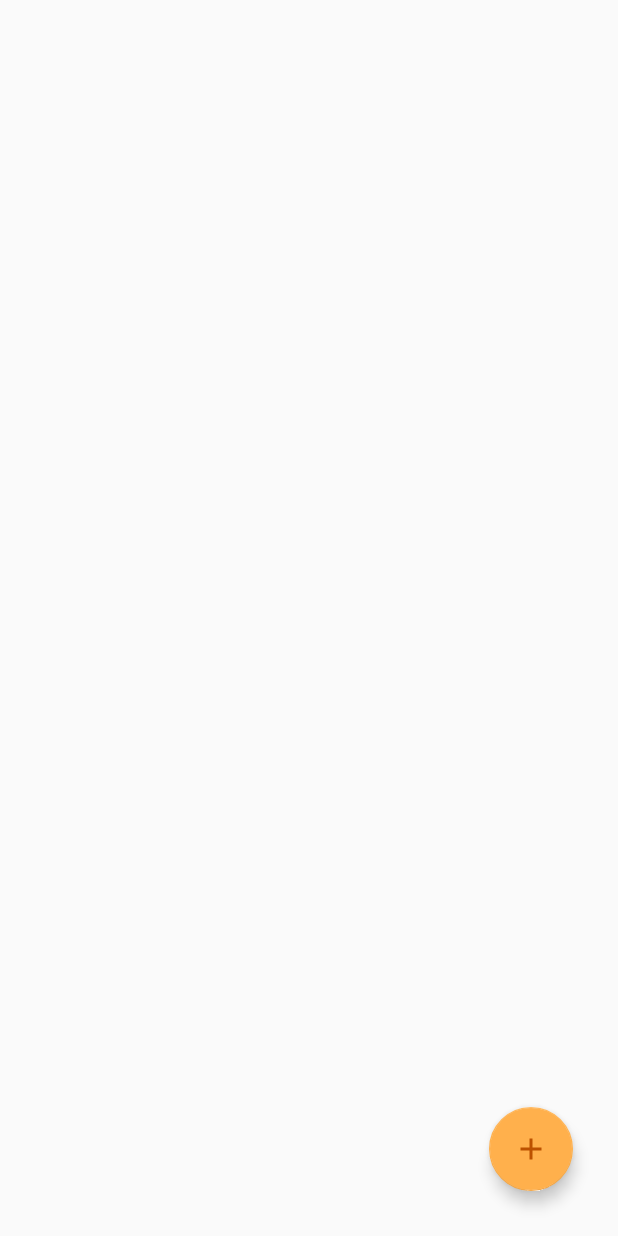
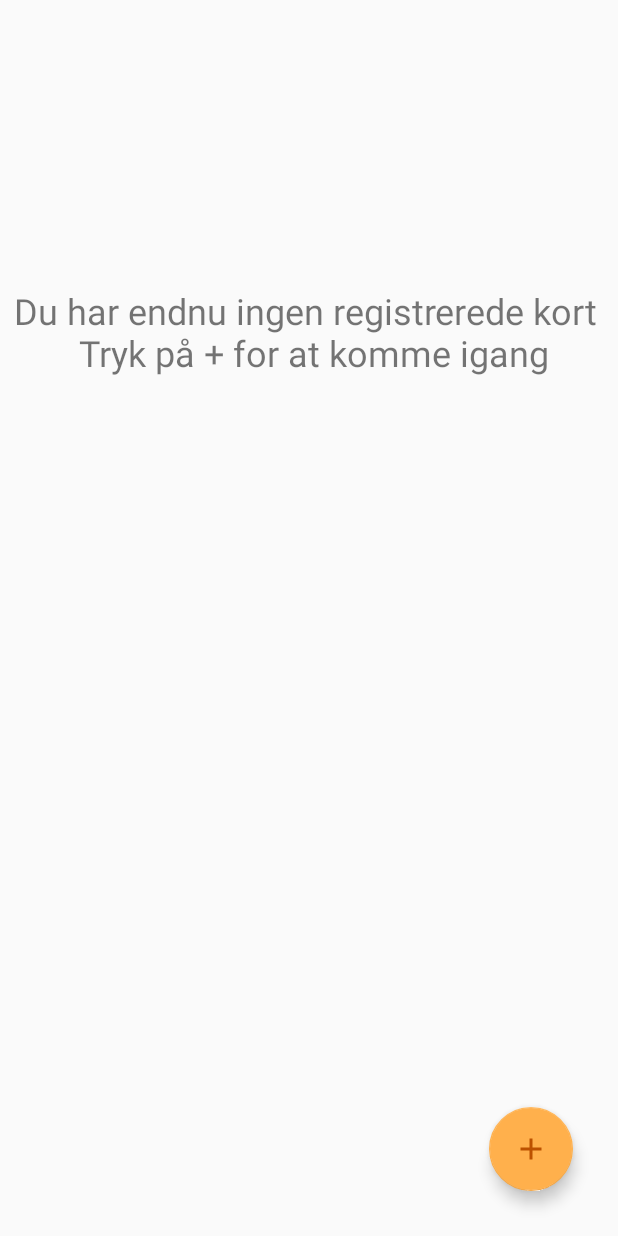
Before and after one commit to Hoegsgaard/Medlemskort, an Android app: the ViewCardsFragment screen opened through its navigation route, on a phone screen of 412 x 824 dp. Run offline under Robolectric (Android 15) with nearby library versions, the phone set to English and light mode, and no system bars; our stand-ins replace Firebase (no records; nobody signed in at launch, a user with empty details on screens opened directly), data binding.

Commit message:
I tilfælde af at man ikke har nogen kort, kommer en tekst frem

```diff
--- a/app/src/main/java/com/example/medlemskort/ViewCardsFragment.kt
+++ b/app/src/main/java/com/example/medlemskort/ViewCardsFragment.kt
@@ -56,16 +56,23 @@ class ViewCardsFragment : Fragment() {
             override fun onDataChange(dataSnapshot: DataSnapshot) {
                 for (postSnapshot in dataSnapshot.children) {
                     val newCard = postSnapshot.getValue(Card::class.java)
-                    Log.d(
+                    /*Log.d(
                         "NewCard",
                         postSnapshot.getValue(Card::class.java)?.cardname + postSnapshot.getValue(
                             Card::class.java
                         )?.cardnumber
-                    )
+                    )*/
                     list.add(newCard!!)
 
                 }
-                createCardsUI(list)
+                if (list.size < 1){
+                    Log.d("size","Tom")
+                    binding.textViewNoCards.visibility = View.VISIBLE;
+                    binding.progressBar.visibility = View.GONE
+                    binding.textViewLoading.visibility = View.GONE
+                }else{
+                    createCardsUI(list)
+                }
             }
 
             override fun onCancelled(databaseError: DatabaseError) {
--- a/app/src/main/res/layout/fragment_view_cards.xml
+++ b/app/src/main/res/layout/fragment_view_cards.xml
@@ -5,10 +5,10 @@
     xmlns:tools="http://schemas.android.com/tools">
 
     <androidx.constraintlayout.widget.ConstraintLayout
-        android:id="@+id/frameLayout"
-        android:layout_width="match_parent"
-        android:layout_height="match_parent"
-        tools:context=".ViewCardsFragment">
+      android:id="@+id/frameLayout"
+      android:layout_width="match_parent"
+      android:layout_height="match_parent"
+      tools:context=".ViewCardsFragment">
 
         <!-- TODO: Update blank fragment layout -->
 
@@ -44,6 +44,22 @@
           app:layout_constraintStart_toStartOf="parent"
           app:layout_constraintTop_toBottomOf="@+id/progressBar" />
 
+        <TextView
+          android:id="@+id/textViewNoCards"
+          android:layout_width="wrap_content"
+          android:layout_height="wrap_content"
+          android:layout_marginStart="8dp"
+          android:layout_marginEnd="8dp"
+          android:gravity="center"
+          android:text="Du har endnu ingen registrerede kort \n Tryk på + for at komme igang"
+          android:textSize="24dp"
+          android:visibility="gone"
+          app:layout_constraintBottom_toBottomOf="parent"
+          app:layout_constraintEnd_toEndOf="parent"
+          app:layout_constraintStart_toStartOf="parent"
+          app:layout_constraintTop_toTopOf="@+id/scrollView2"
+          app:layout_constraintVertical_bias="0.25" />
+
         <ScrollView
           android:id="@+id/scrollView2"
           android:layout_width="match_parent"
```
